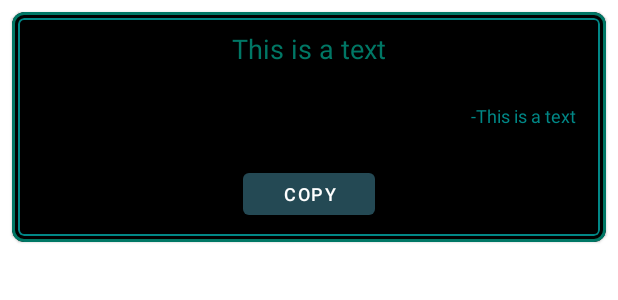
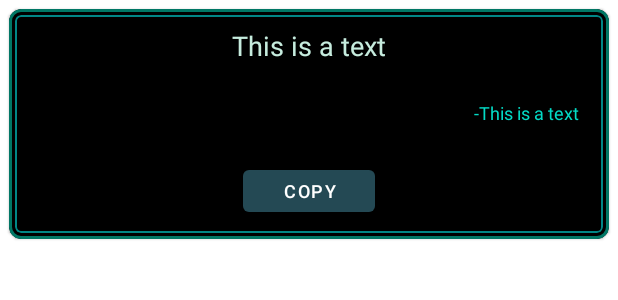
Before and after one commit to eduVieiraAF/Quotes_APP, an Android app: the layout list_quotes.xml on its own in the app's theme, with its tools: preview values and no code run, on a phone screen of 412 x 824 dp. Shown: the top 300 px of the screen. Run offline under Robolectric (Android 15) with nearby library versions, the phone set to English and light mode, and no system bars.

Commit message:
Improvements
- At night, font color was harder to read.
- Instead of displaying 'null' now it shows 'Unknown' when the author is not known.

```diff
--- a/app/src/main/java/com/example/quotes/QuotesListAdapter.kt
+++ b/app/src/main/java/com/example/quotes/QuotesListAdapter.kt
@@ -24,7 +24,8 @@ class QuotesListAdapter(private val context: Context, private val list: List<Quo
     override fun onBindViewHolder(holder: QuotesViewHolder, position: Int) {
 
         holder.quote.text = "'${list[position].text}'"
-        holder.author.text = "- ${list[position].author}"
+        if (list[position].author.isNullOrEmpty()) holder.author.text = "- Unknown"
+        else holder.author.text = "- ${list[position].author}"
     }
 
     override fun getItemCount(): Int {
--- a/app/src/main/res/layout/list_quotes.xml
+++ b/app/src/main/res/layout/list_quotes.xml
@@ -1,5 +1,6 @@
 <?xml version="1.0" encoding="utf-8"?>
 <com.google.android.material.card.MaterialCardView xmlns:android="http://schemas.android.com/apk/res/android"
+    xmlns:tools="http://schemas.android.com/tools"
     android:layout_width="match_parent"
     android:layout_height="wrap_content"
     xmlns:app="http://schemas.android.com/apk/res-auto"
@@ -8,7 +9,7 @@
     app:strokeWidth="2dp"
     app:strokeColor="@color/teal_water"
     android:backgroundTint="@color/black"
-    android:layout_margin="8dp">
+    android:layout_margin="6dp">
 
     <com.google.android.material.card.MaterialCardView
         android:layout_width="match_parent"
@@ -30,8 +31,9 @@
                 android:text="This is a text"
                 android:textAlignment="center"
                 android:textSize="18sp"
-                android:textColor="@color/teal_water"
-                android:padding="8dp"/>
+                android:textColor="@color/light_teal"
+                android:padding="8dp"
+                tools:ignore="HardcodedText" />
 
             <TextView
                 android:id="@+id/TV_author"
@@ -41,18 +43,20 @@
                 android:text="-This is a text"
                 android:textAlignment="textEnd"
                 android:textSize="12sp"
-                android:textColor="@color/teal_700"
-                android:padding="8dp"/>
+                android:textColor="@color/teal_200"
+                android:padding="8dp"
+                tools:ignore="HardcodedText" />
 
             <Button
                 android:id="@+id/BTN_copy"
                 android:layout_width="wrap_content"
                 android:layout_height="40dp"
                 android:layout_gravity="center"
+                android:layout_margin="8dp"
                 android:foregroundTint="@color/white"
                 android:text="copy"
                 android:textSize="12sp"
-                android:layout_margin="8dp"/>
+                tools:ignore="HardcodedText,TouchTargetSizeCheck" />
 
         </LinearLayout>
 
```
